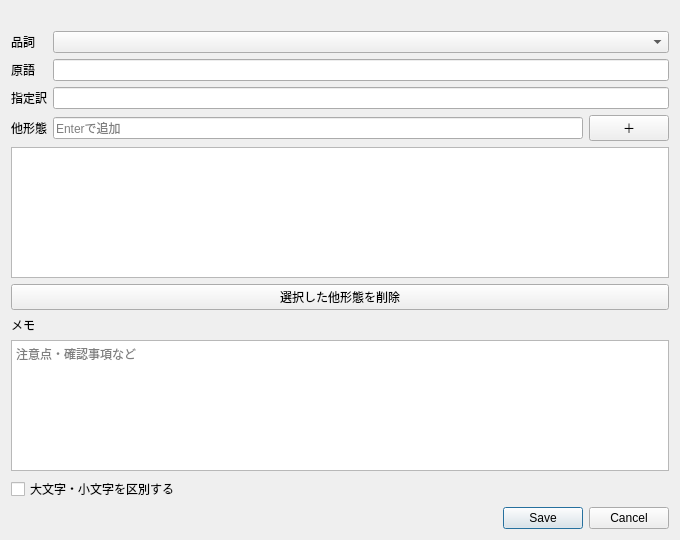
The window that ui/dialogs/GlossaryTermDialog.ui (Ikumyon/AutoLingua2) describes before a commit, drawn with Qt 5.
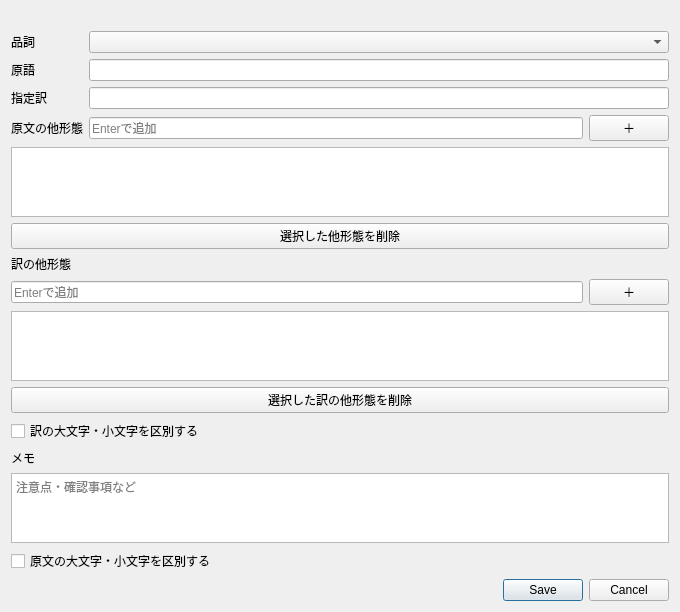
The same window after the commit.

The edit to the form file:
```diff
--- a/ui/dialogs/GlossaryTermDialog.ui
+++ b/ui/dialogs/GlossaryTermDialog.ui
@@ -13,7 +13,7 @@
     <item row="1" column="1"><widget class="QLineEdit" name="editTermSource"/></item>
     <item row="2" column="0"><widget class="QLabel" name="labelTranslation"><property name="text"><string>指定訳</string></property></widget></item>
     <item row="2" column="1"><widget class="QLineEdit" name="editTermTranslation"/></item>
-    <item row="3" column="0"><widget class="QLabel" name="labelVariants"><property name="text"><string>他形態</string></property></widget></item>
+    <item row="3" column="0"><widget class="QLabel" name="labelVariants"><property name="text"><string>原文の他形態</string></property></widget></item>
     <item row="3" column="1"><layout class="QHBoxLayout" name="layoutVariantInput">
      <item><widget class="QLineEdit" name="editTermVariant"><property name="placeholderText"><string>Enterで追加</string></property></widget></item>
      <item><widget class="QPushButton" name="buttonAddVariant"><property name="text"><string>＋</string></property></widget></item>
@@ -21,9 +21,17 @@
    </layout></item>
    <item><widget class="QListWidget" name="listTermVariants"><property name="maximumHeight"><number>120</number></property></widget></item>
    <item><widget class="QPushButton" name="buttonRemoveVariant"><property name="text"><string>選択した他形態を削除</string></property></widget></item>
+   <item><widget class="QLabel" name="labelTargetVariants"><property name="text"><string>訳の他形態</string></property></widget></item>
+   <item><layout class="QHBoxLayout" name="layoutTargetVariantInput">
+    <item><widget class="QLineEdit" name="editTargetVariant"><property name="placeholderText"><string>Enterで追加</string></property></widget></item>
+    <item><widget class="QPushButton" name="buttonAddTargetVariant"><property name="text"><string>＋</string></property></widget></item>
+   </layout></item>
+   <item><widget class="QListWidget" name="listTargetVariants"><property name="maximumHeight"><number>120</number></property></widget></item>
+   <item><widget class="QPushButton" name="buttonRemoveTargetVariant"><property name="text"><string>選択した訳の他形態を削除</string></property></widget></item>
+   <item><widget class="QCheckBox" name="checkTargetCaseSensitive"><property name="text"><string>訳の大文字・小文字を区別する</string></property></widget></item>
    <item><widget class="QLabel" name="labelMemo"><property name="text"><string>メモ</string></property></widget></item>
    <item><widget class="QPlainTextEdit" name="editTermMemo"><property name="placeholderText"><string>注意点・確認事項など</string></property></widget></item>
-   <item><widget class="QCheckBox" name="checkTermCaseSensitive"><property name="text"><string>大文字・小文字を区別する</string></property></widget></item>
+   <item><widget class="QCheckBox" name="checkTermCaseSensitive"><property name="text"><string>原文の大文字・小文字を区別する</string></property></widget></item>
    <item><widget class="QDialogButtonBox" name="buttonBox"><property name="standardButtons"><set>QDialogButtonBox::Cancel|QDialogButtonBox::Save</set></property></widget></item>
   </layout>
  </widget>
```
